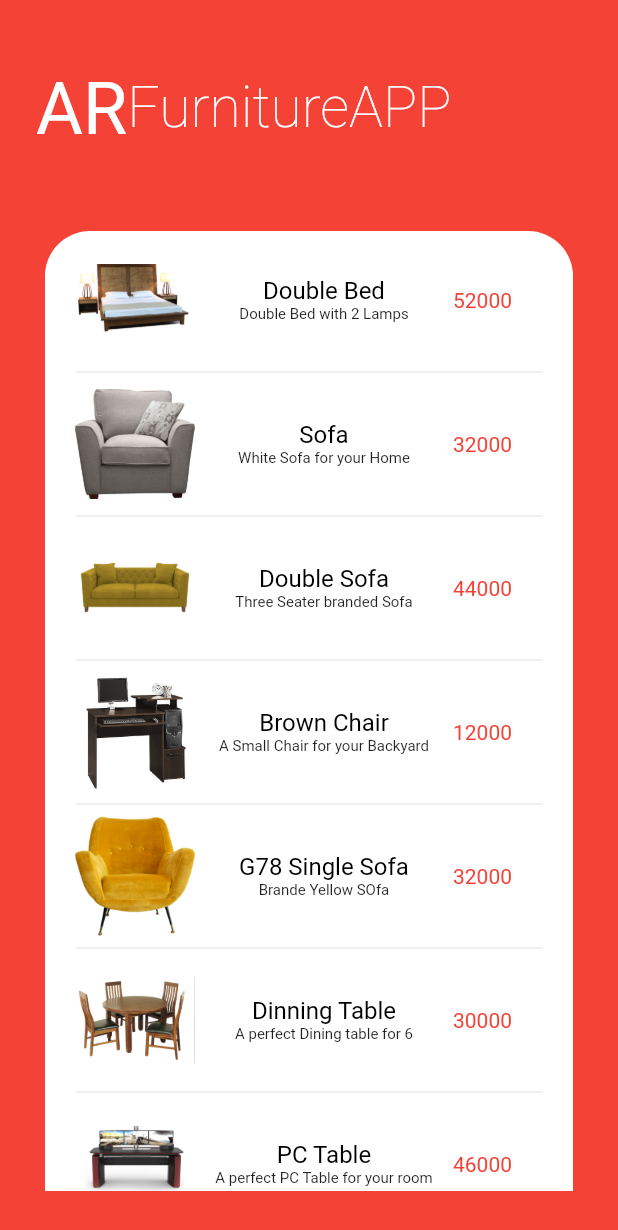
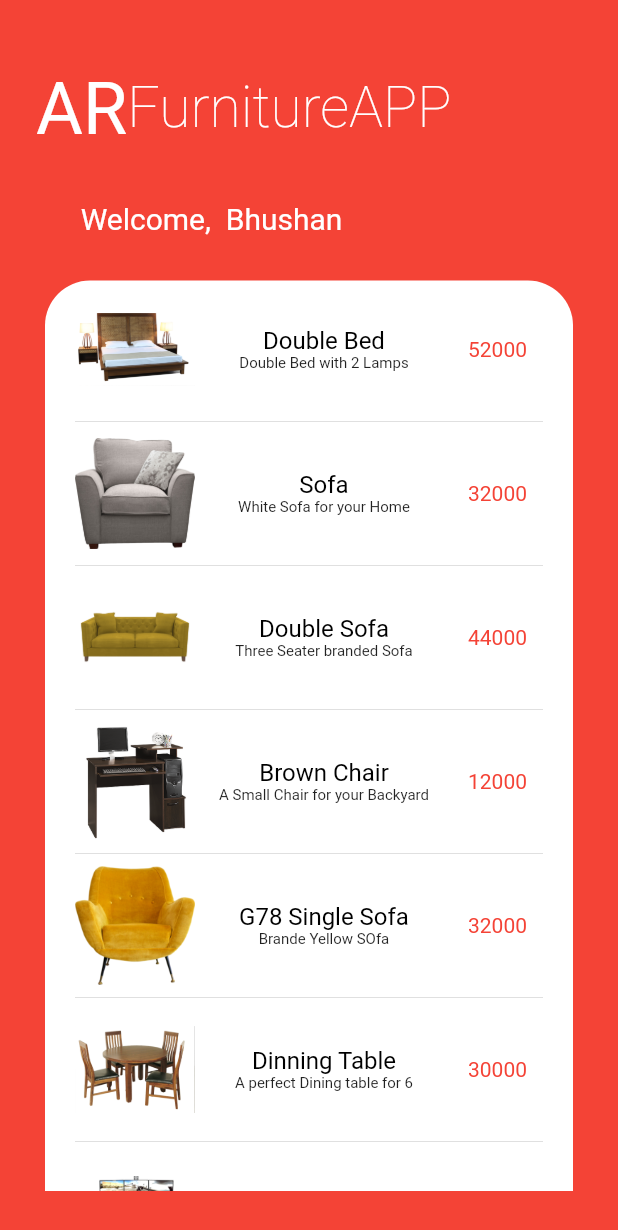
Before and after one commit to bhushanspoal/reva_hack, a Flutter app: the ItemListScreen screen opened directly, on a phone screen of 412 x 824 dp. Shown: the top 1230 px of the screen. Run offline on Flutter 3.47's test engine with Material 2 defaults, Android fonts, the phone set to English and light mode, and no system bars; our stand-ins replace firebase_auth, firebase_core, splashscreen; accounts and stored records are empty; statements that could not run were skipped.

Commit message:
"updating the itemListScreen"

```diff
--- a/example/lib/models/itemmodel.dart
+++ b/example/lib/models/itemmodel.dart
@@ -1,6 +1,6 @@
 class ItemModel{
   String name, detail, pic;
   int price;
-  ItemModel(this.name, this.detail, this.pic, this.price);
+  ItemModel(this.name, this.detail, this.pic, this.price,);
 
 }
--- a/example/lib/screens/itemlistscreen.dart
+++ b/example/lib/screens/itemlistscreen.dart
@@ -118,6 +118,15 @@ final List<ItemModel> items=[
             ],
           ),
           ),
+          SizedBox(height: 10,),
+          Padding(
+            padding: const EdgeInsets.only(right: 130),
+            child: Text('Welcome,  Bhushan',
+            style: TextStyle(
+              color: Colors.white,
+              fontSize: 20,
+            ),),
+          ),
           Expanded(child: Padding(
             padding: EdgeInsets.all(30),
             child: Container(
@@ -150,6 +159,7 @@ final List<ItemModel> items=[
                     Container(
                      width: 60,
                      child: Text(items[index].price.toString(), style: TextStyle(fontSize: 14,color:Colors.red),),
+                      padding: EdgeInsets.only(left: 10),
                     ),
                   ],),
                 );
```
